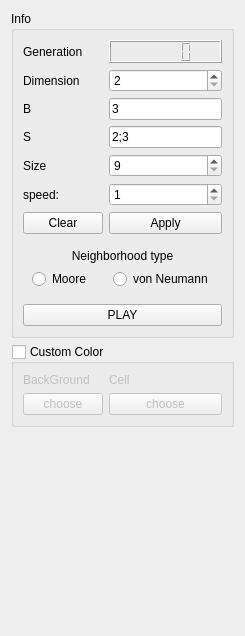
The window that panel/panel.ui (BigCubeCat/GameOfLife) describes before a commit, drawn with Qt 5.
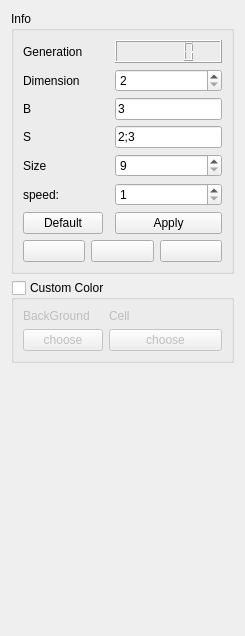
The same window after the commit.

Diff of the .ui file:
```diff
--- a/panel/panel.ui
+++ b/panel/panel.ui
@@ -34,7 +34,7 @@
      <layout class="QVBoxLayout" name="verticalLayout_2">
       <item>
        <layout class="QGridLayout" name="gridLayout">
-        <item row="2" column="1">
+        <item row="2" column="2">
          <widget class="QSpinBox" name="DSpin">
           <property name="minimum">
            <number>2</number>
@@ -44,13 +44,6 @@
           </property>
          </widget>
         </item>
-        <item row="2" column="0">
-         <widget class="QLabel" name="label_9">
-          <property name="text">
-           <string>Dimension</string>
-          </property>
-         </widget>
-        </item>
         <item row="5" column="0">
          <widget class="QLabel" name="label_8">
           <property name="text">
@@ -58,16 +51,10 @@
           </property>
          </widget>
         </item>
-        <item row="6" column="1">
-         <widget class="QSpinBox" name="SizeSpin">
-          <property name="minimum">
-           <number>9</number>
-          </property>
-          <property name="maximum">
-           <number>1280000000</number>
-          </property>
-          <property name="value">
-           <number>9</number>
+        <item row="3" column="0">
+         <widget class="QLabel" name="label_7">
+          <property name="text">
+           <string>B</string>
           </property>
          </widget>
         </item>
@@ -78,61 +65,13 @@
           </property>
          </widget>
         </item>
-        <item row="13" column="1">
-         <widget class="QPushButton" name="applyButton">
-          <property name="text">
-           <string>Apply</string>
-          </property>
-         </widget>
-        </item>
-        <item row="1" column="0">
-         <widget class="QLabel" name="label_6">
-          <property name="text">
-           <string>Generation</string>
-          </property>
-         </widget>
-        </item>
-        <item row="5" column="1">
-         <widget class="QLineEdit" name="SInput">
-          <property name="text">
-           <string>2;3</string>
-          </property>
-         </widget>
-        </item>
-        <item row="1" column="1">
+        <item row="1" column="2">
          <widget class="QLCDNumber" name="lcdNumber"/>
         </item>
-        <item row="3" column="0">
-         <widget class="QLabel" name="label_7">
-          <property name="text">
-           <string>B</string>
-          </property>
-         </widget>
-        </item>
         <item row="13" column="0">
          <widget class="QPushButton" name="clearButton">
           <property name="text">
-           <string>Clear</string>
-          </property>
-         </widget>
-        </item>
-        <item row="3" column="1">
-         <widget class="QLineEdit" name="BInput">
-          <property name="text">
-           <string>3</string>
-          </property>
-         </widget>
-        </item>
-        <item row="10" column="1">
-         <widget class="QSpinBox" name="SpeedSpin">
-          <property name="minimum">
-           <number>1</number>
-          </property>
-          <property name="maximum">
-           <number>1000000000</number>
-          </property>
-          <property name="value">
-           <number>1</number>
+           <string>Default</string>
           </property>
          </widget>
         </item>
@@ -143,43 +82,92 @@
           </property>
          </widget>
         </item>
-        <item row="16" column="0" colspan="2">
-         <widget class="QPushButton" name="playButton">
+        <item row="3" column="2">
+         <widget class="QLineEdit" name="BInput">
           <property name="text">
-           <string>PLAY</string>
+           <string>3</string>
           </property>
          </widget>
         </item>
-        <item row="15" column="0" colspan="2">
-         <widget class="QFrame" name="gridFrame">
-          <layout class="QGridLayout" name="gridLayout_2">
-           <item row="1" column="0">
-            <widget class="QRadioButton" name="Moore">
-             <property name="text">
-              <string>Moore</string>
-             </property>
-            </widget>
-           </item>
-           <item row="1" column="1">
-            <widget class="QRadioButton" name="vonNeumann">
-             <property name="text">
-              <string>von Neumann</string>
-             </property>
-            </widget>
-           </item>
-           <item row="0" column="0" colspan="2">
-            <widget class="QLabel" name="label">
-             <property name="text">
-              <string>Neighborhood type</string>
-             </property>
-             <property name="alignment">
-              <set>Qt::AlignCenter</set>
-             </property>
-            </widget>
-           </item>
-          </layout>
+        <item row="1" column="0">
+         <widget class="QLabel" name="label_6">
+          <property name="text">
+           <string>Generation</string>
+          </property>
          </widget>
         </item>
+        <item row="13" column="2">
+         <widget class="QPushButton" name="applyButton">
+          <property name="text">
+           <string>Apply</string>
+          </property>
+         </widget>
+        </item>
+        <item row="6" column="2">
+         <widget class="QSpinBox" name="SizeSpin">
+          <property name="minimum">
+           <number>9</number>
+          </property>
+          <property name="maximum">
+           <number>1280000000</number>
+          </property>
+          <property name="value">
+           <number>9</number>
+          </property>
+         </widget>
+        </item>
+        <item row="2" column="0">
+         <widget class="QLabel" name="label_9">
+          <property name="text">
+           <string>Dimension</string>
+          </property>
+         </widget>
+        </item>
+        <item row="5" column="2">
+         <widget class="QLineEdit" name="SInput">
+          <property name="text">
+           <string>2;3</string>
+          </property>
+         </widget>
+        </item>
+        <item row="10" column="2">
+         <widget class="QSpinBox" name="SpeedSpin">
+          <property name="minimum">
+           <number>1</number>
+          </property>
+          <property name="maximum">
+           <number>1000000000</number>
+          </property>
+          <property name="value">
+           <number>1</number>
+          </property>
+         </widget>
+        </item>
+        <item row="14" column="0" colspan="3">
+         <layout class="QHBoxLayout" name="horizontalLayout">
+          <item>
+           <widget class="QPushButton" name="stop">
+            <property name="text">
+             <string/>
+            </property>
+           </widget>
+          </item>
+          <item>
+           <widget class="QPushButton" name="step">
+            <property name="text">
+             <string/>
+            </property>
+           </widget>
+          </item>
+          <item>
+           <widget class="QPushButton" name="run">
+            <property name="text">
+             <string/>
+            </property>
+           </widget>
+          </item>
+         </layout>
+        </item>
        </layout>
       </item>
      </layout>
```
